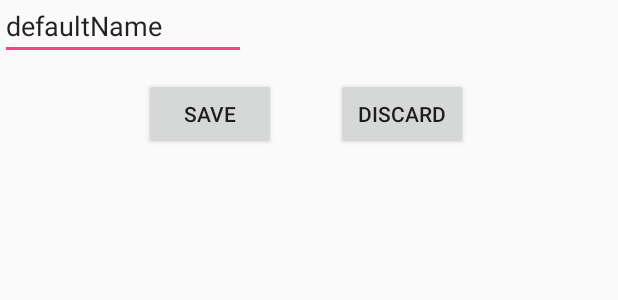
After one commit to sceronio/Tempo-Master, an Android app: the layout save_recording_pop_up.xml on its own in the app's theme, with its tools: preview values and no code run, on a phone screen of 412 x 824 dp. The commit adds this screen. Shown: the top 300 px of the screen. Run offline under Robolectric (Android 15) with nearby library versions, the phone set to English and light mode, and no system bars.

Commit message:
implementing popup window

```diff
--- a/app/src/main/res/layout/fragment_drum.xml
+++ b/app/src/main/res/layout/fragment_drum.xml
@@ -141,4 +141,6 @@
         app:layout_constraintTop_toTopOf="parent" />
 
 
+
+
 </android.support.constraint.ConstraintLayout>
--- /dev/null
+++ b/app/src/main/res/layout/save_recording_pop_up.xml
@@ -0,0 +1,75 @@
+<?xml version="1.0" encoding="utf-8"?>
+<android.support.constraint.ConstraintLayout xmlns:android="http://schemas.android.com/apk/res/android"
+    xmlns:app="http://schemas.android.com/apk/res-auto"
+    xmlns:tools="http://schemas.android.com/tools"
+    android:layout_width="match_parent"
+    android:layout_height="match_parent">
+
+    <EditText
+        android:id="@+id/recordingName"
+        android:layout_width="164dp"
+        android:layout_height="40dp"
+        android:text="@string/defaultname"
+        tools:layout_editor_absoluteX="123dp"
+        tools:layout_editor_absoluteY="277dp" />
+
+    <Button
+        android:id="@+id/saveButton"
+        android:layout_width="wrap_content"
+        android:layout_height="wrap_content"
+        android:layout_marginStart="96dp"
+        android:layout_marginTop="12dp"
+        android:text="@string/save"
+        app:layout_constraintStart_toStartOf="parent"
+        app:layout_constraintTop_toBottomOf="@+id/recordingName" />
+
+    <Button
+        android:id="@+id/discardButton"
+        android:layout_width="wrap_content"
+        android:layout_height="wrap_content"
+        android:layout_marginStart="20dp"
+        android:layout_marginTop="12dp"
+        android:layout_marginEnd="95dp"
+        android:text="@string/discard"
+        app:layout_constraintEnd_toEndOf="parent"
+        app:layout_constraintHorizontal_bias="0.8"
+        app:layout_constraintStart_toEndOf="@+id/saveButton"
+        app:layout_constraintTop_toBottomOf="@+id/recordingName" />
+
+    <android.support.constraint.Guideline
+        android:id="@+id/guideline8"
+        android:layout_width="wrap_content"
+        android:layout_height="wrap_content"
+        android:orientation="vertical"
+        app:layout_constraintGuide_begin="90dp" />
+
+    <android.support.constraint.Guideline
+        android:id="@+id/guideline9"
+        android:layout_width="wrap_content"
+        android:layout_height="wrap_content"
+        android:orientation="vertical"
+        app:layout_constraintGuide_begin="320dp" />
+
+    <android.support.constraint.Guideline
+        android:id="@+id/guideline10"
+        android:layout_width="wrap_content"
+        android:layout_height="wrap_content"
+        android:orientation="horizontal"
+        app:layout_constraintGuide_begin="405dp" />
+
+    <android.support.constraint.Guideline
+        android:id="@+id/guideline11"
+        android:layout_width="wrap_content"
+        android:layout_height="wrap_content"
+        android:orientation="horizontal"
+        app:layout_constraintGuide_begin="20dp" />
+
+    <android.support.constraint.Guideline
+        android:id="@+id/guideline12"
+        android:layout_width="wrap_content"
+        android:layout_height="wrap_content"
+        android:orientation="horizontal"
+        app:layout_constraintGuide_begin="250dp" />
+
+
+</android.support.constraint.ConstraintLayout>
--- a/app/src/main/res/values/strings.xml
+++ b/app/src/main/res/values/strings.xml
@@ -8,4 +8,7 @@
     <string name="metronome">Metronome</string>
     <string name="drum_machine">Drum Machine</string>
     <string name="kick">Kick</string>
+    <string name="defaultname">defaultName</string>
+    <string name="save">Save</string>
+    <string name="discard">Discard</string>
 </resources>
```
